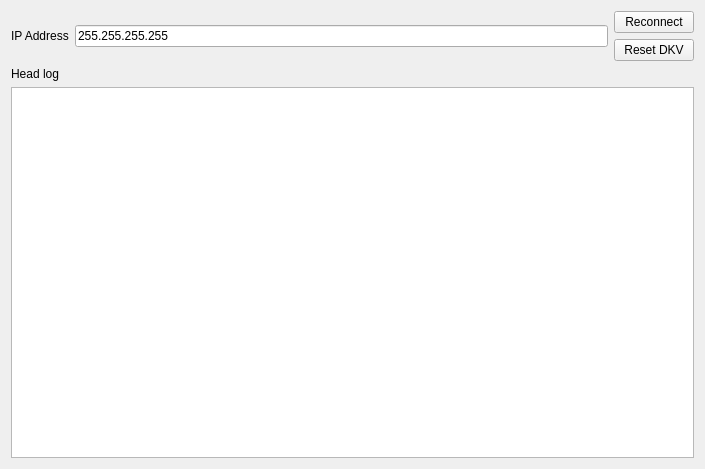
First picture: the form in network.ui, repository evovch/bcontrol, before the edit.
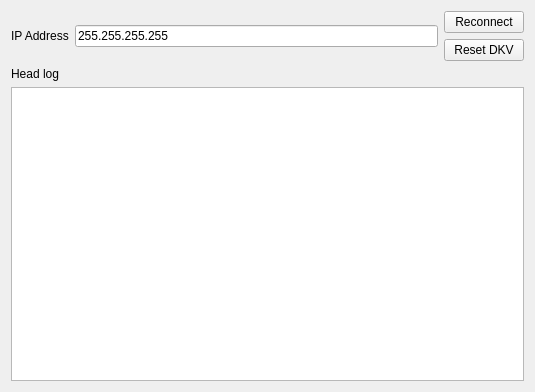
Second picture: the form after the edit.

The edit to the form file:
```diff
--- a/network.ui
+++ b/network.ui
@@ -6,8 +6,8 @@
    <rect>
     <x>0</x>
     <y>0</y>
-    <width>705</width>
-    <height>469</height>
+    <width>535</width>
+    <height>392</height>
    </rect>
   </property>
   <property name="windowTitle">
```
Left out of the diff: 7 changed lines with no effect on the pictures.
